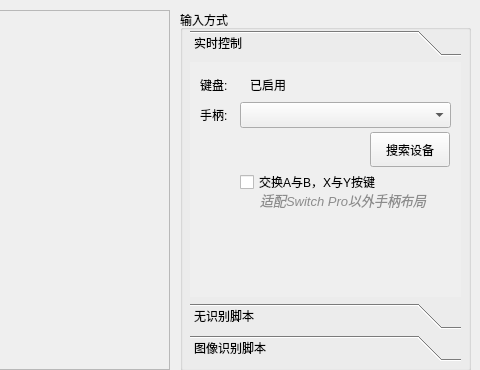
Before: the Qt Designer form resources/ui/main_form.ui in radiantwf/pokemon-controller-gui, drawn with Qt 5; both pictures show x 480 to 960 and y 0 to 370 of the 960 by 750 pixel window.
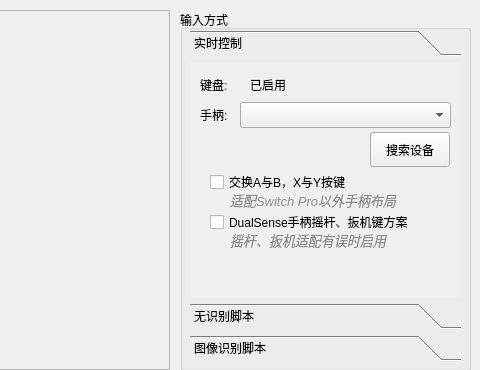
After: the same form once the commit is applied. The open tabs and pages were chosen to show the change.

Patch:
```diff
--- a/resources/ui/main_form.ui
+++ b/resources/ui/main_form.ui
@@ -1047,7 +1047,7 @@
       <widget class="QCheckBox" name="chkJoystickButtonSwitch">
        <property name="geometry">
         <rect>
-         <x>50</x>
+         <x>20</x>
          <y>110</y>
          <width>201</width>
          <height>20</height>
@@ -1060,7 +1060,7 @@
       <widget class="QLabel" name="label">
        <property name="geometry">
         <rect>
-         <x>70</x>
+         <x>40</x>
          <y>130</y>
          <width>171</width>
          <height>16</height>
@@ -1079,6 +1079,41 @@
         <string>适配Switch Pro以外手柄布局</string>
        </property>
       </widget>
+      <widget class="QCheckBox" name="chkJoystickTriggerDualSense">
+       <property name="geometry">
+        <rect>
+         <x>20</x>
+         <y>150</y>
+         <width>221</width>
+         <height>20</height>
+        </rect>
+       </property>
+       <property name="text">
+        <string>DualSense手柄摇杆、扳机键方案</string>
+       </property>
+      </widget>
+      <widget class="QLabel" name="label_9">
+       <property name="geometry">
+        <rect>
+         <x>40</x>
+         <y>170</y>
+         <width>171</width>
+         <height>16</height>
+        </rect>
+       </property>
+       <property name="font">
+        <font>
+         <pointsize>10</pointsize>
+         <italic>true</italic>
+        </font>
+       </property>
+       <property name="styleSheet">
+        <string notr="true">color:rgb(140, 140, 140)</string>
+       </property>
+       <property name="text">
+        <string>摇杆、扳机适配有误时启用</string>
+       </property>
+      </widget>
       <widget class="QLabel" name="label_7">
        <property name="geometry">
         <rect>
```
